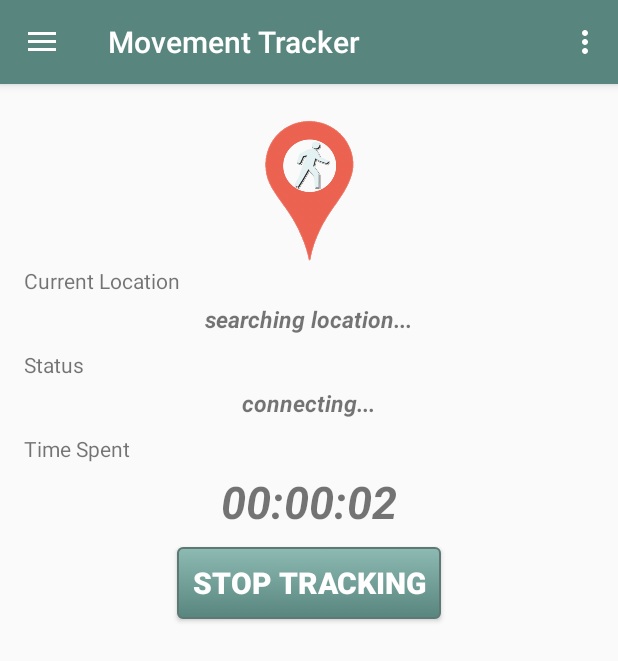
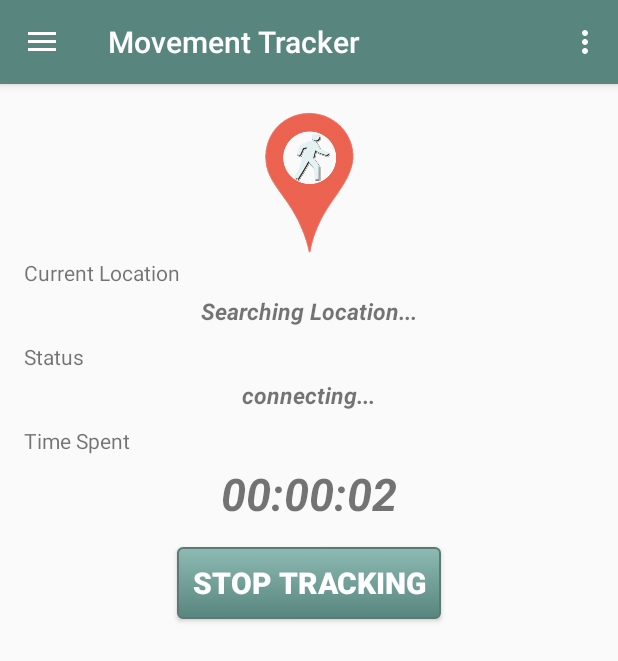
Before and after one commit to andela-bomotoso/MovementTracker, an Android app: the screen it shows after launch (MainActivity), after a tap on "START TRACKING", on a phone screen of 412 x 824 dp. Shown: the top 661 px of the screen. Run offline under Robolectric (Android 15) with nearby library versions, the phone set to English and light mode, and no system bars; 1 statement that could not run was skipped.

Commit message:
Modify the layout of the HomeActivity

```diff
--- a/MovementTracker/app/src/main/java/com/andela/omotoso/bukola/movementtracker/activities/MainActivity.java
+++ b/MovementTracker/app/src/main/java/com/andela/omotoso/bukola/movementtracker/activities/MainActivity.java
@@ -7,7 +7,6 @@ import android.content.BroadcastReceiver;
 import android.content.Context;
 import android.content.DialogInterface;
 import android.content.Intent;
-
 import com.andela.omotoso.bukola.movementtracker.google_services.ActivityDetector;
 import com.andela.omotoso.bukola.movementtracker.R;
 import com.andela.omotoso.bukola.movementtracker.google_services.LocationDetector;
@@ -23,11 +22,10 @@ import com.andela.omotoso.bukola.movementtracker.utilities.TimerListener;
 import com.google.android.gms.common.api.ResultCallback;
 import com.google.android.gms.common.api.Status;
 import com.google.android.gms.location.ActivityRecognition;
-
 import com.google.android.gms.common.ConnectionResult;
-
 import android.content.IntentFilter;
 import android.location.Location;
+import android.location.LocationManager;
 import android.net.ConnectivityManager;
 import android.net.NetworkInfo;
 import android.os.Bundle;
@@ -49,7 +47,6 @@ import android.widget.Button;
 import android.widget.TextView;
 import android.widget.Toast;
 import android.widget.ToggleButton;
-
 import com.google.android.gms.common.api.GoogleApiClient;
 import com.google.android.gms.location.LocationListener;
 import com.google.android.gms.location.LocationRequest;
@@ -88,6 +85,8 @@ public class MainActivity extends AppCompatActivity
     private ContextThemeWrapper ctw;
     private DialogDivider dialogDivider;
     private Dialog dialog;
+    private boolean sendNotification;
+    private LocationManager locationManager;
 
     @Override
     protected void onCreate(Bundle savedInstanceState) {
@@ -109,6 +108,10 @@ public class MainActivity extends AppCompatActivity
         initializeComponents();
         initializeVariables();
         buildGoogleApiClient();
+        if(!checkGPS()) {
+
+            getToastMessage(getString(R.string.gps_not_detected));
+        }
     }
 
     private void initializeComponents() {
@@ -135,21 +138,34 @@ public class MainActivity extends AppCompatActivity
 
                 boolean on = ((ToggleButton) view).isChecked();
 
-                if (!isOnline() && on) {
+                if (!isOnline() && (!checkGPS()) && on) {
 
-                    Toast.makeText(context, R.string.no_internet, Toast.LENGTH_SHORT).show();
+                    getToastMessage(getString(R.string.gps_internet_not_detected));
                     ((ToggleButton) view).setChecked(false);
                     return;
                 }
 
-                if (on) {
+                else if (!isOnline() && (checkGPS()) && on) {
 
-                    Toast.makeText(context, R.string.tracking_started, Toast.LENGTH_SHORT).show();
+                    getToastMessage(getString(R.string.no_internet));
+                    ((ToggleButton) view).setChecked(false);
+                    return;
+                }
+
+                else if (isOnline() && (!checkGPS()) && on) {
+
+                    getToastMessage(getString(R.string.gps_not_detected));
+                }
+
+                else if (on) {
+
+                    getToastMessage(getString(R.string.tracking_started));
                     startTracking();
 
                 } else {
+
                     stopTracking();
-                    Toast.makeText(context, R.string.tracking_stopped, Toast.LENGTH_SHORT).show();
+                    getToastMessage(getString(R.string.tracking_stopped));
                 }
             }
         });
@@ -174,12 +190,14 @@ public class MainActivity extends AppCompatActivity
         activity = "";
         durationText = 0;
         delayElapsed = false;
+        sendNotification = true;
 
         sharedPreferenceManager = new SharedPreferenceManager(this);
         movementTrackerDbHelper = new MovementTrackerDbHelper(this);
         notifier = new Notifier(context, MainActivity.this);
         dateHandler = new DateHandler();
         locationDetector = new LocationDetector();
+        locationManager = (LocationManager) getSystemService(this.LOCATION_SERVICE);
 
         timer = new Timer(this);
         timerListener = new TimerListener() {
@@ -198,6 +216,7 @@ public class MainActivity extends AppCompatActivity
 
     @Override
     public void onBackPressed() {
+
         DrawerLayout drawer = (DrawerLayout) findViewById(R.id.drawer_layout);
         if (drawer.isDrawerOpen(GravityCompat.START)) {
             drawer.closeDrawer(GravityCompat.START);
@@ -208,6 +227,7 @@ public class MainActivity extends AppCompatActivity
 
     @Override
     public boolean onCreateOptionsMenu(Menu menu) {
+
         // Inflate the menu; this adds items to the action bar if it is present.
         getMenuInflater().inflate(R.menu.main, menu);
         return true;
@@ -334,40 +354,41 @@ public class MainActivity extends AppCompatActivity
             PendingIntent intent = PendingIntent.getService(this, 0, service, PendingIntent.FLAG_UPDATE_CURRENT);
 
             ActivityRecognition.ActivityRecognitionApi.requestActivityUpdates(googleApiClient, 0, intent);
-
-            if (!delayElapsed) {
-
-                countDown(timer.formatDelayText(sharedPreferenceManager.retrieveDelayTime()));
-            }
         }
 
         else {
 
-            Toast.makeText(this,R.string.no_internet,Toast.LENGTH_SHORT).show();
-            stopTracking();
+            getToastMessage(getString(R.string.no_internet));
         }
     }
 
     public void startTracking() {
 
         currentActivityText.setText(R.string.connecting);
+        sendNotification = true;
+
+        if (!delayElapsed) {
+
+            countDown(timer.formatDelayText(sharedPreferenceManager.retrieveDelayTime()));
+        }
         timer.turnOn();
         detectActivity();
     }
+
 
     public void stopTracking() {
 
         currentActivityText.setText(R.string.tracking_not_started);
         timer.turnOff();
-        countDownTimer.cancel();
         notifier.cancelNotification(this, 1);
         delayElapsed = false;
+        sendNotification = false;
 
     }
 
     public void countDown(int delay) {
 
-        if(!activity.equals("connecting")) {
+        if(!activity.equals("connecting") && sendNotification) {
           countDownTimer =  new CountDownTimer(delay * Constants.MINUTES_TO_MILLISECONDS, Constants.TICK_IN_MILLISECONDS) {
 
                 public void onTick(long millisUntilFinished) {
@@ -376,7 +397,7 @@ public class MainActivity extends AppCompatActivity
 
                 public void onFinish() {
 
-                    if ((!activity.equals("connecting ...") && (!activity.equals("tracking stopped")))) {
+                    if ((!activity.equals("connecting ...") && (!activity.equals("tracking stopped")))&& sendNotification) {
                         delayElapsed = true;
                         notifier.sendNotification("Movement Tracker");
                     }
@@ -439,7 +460,7 @@ public class MainActivity extends AppCompatActivity
 
     public String checkLocation(String locationText) {
 
-        if (locationText.equals("searching location...") || locationText.isEmpty()) {
+        if (locationText.equals("Searching Location...") || locationText.isEmpty()) {
 
             return "Unknown Location";
         }
@@ -484,6 +505,17 @@ public class MainActivity extends AppCompatActivity
         dialogDivider.setDivider();
     }
 
+    public void getToastMessage(String message) {
+
+        Toast.makeText(this,message,Toast.LENGTH_SHORT).show();
+    }
+
+    private boolean checkGPS() {
+
+        return locationManager.isProviderEnabled(LocationManager.GPS_PROVIDER);
+    }
+
+
     public class Receiver extends BroadcastReceiver {
 
         @Override
@@ -493,4 +525,5 @@ public class MainActivity extends AppCompatActivity
         }
     }
 
+
 }
--- a/MovementTracker/app/src/main/java/com/andela/omotoso/bukola/movementtracker/activities/TrackerByLocationActivity.java
+++ b/MovementTracker/app/src/main/java/com/andela/omotoso/bukola/movementtracker/activities/TrackerByLocationActivity.java
@@ -30,7 +30,7 @@ import com.andela.omotoso.bukola.movementtracker.utilities.DialogDivider;
 import java.util.Date;
 import java.util.List;
 
-public class TrackerByLocationActivity extends AppCompatActivity{
+public class TrackerByLocationActivity extends AppCompatActivity  {
 
     private TextView selectedDateText;
     private DateHandler dateHandler;
@@ -134,6 +134,7 @@ public class TrackerByLocationActivity extends AppCompatActivity{
         List<String> values  = movementTrackerDbHelper.queryByDate(selectedDate);
 
         if(values.size() == 0 ) {
+
             values.add(no_trail);
         }
 
@@ -150,6 +151,7 @@ public class TrackerByLocationActivity extends AppCompatActivity{
     }
 
     private String getMessageFromList(List<String>values) {
+
         String message = "";
         for(String s: values) {
             message+=s;
--- a/MovementTracker/app/src/main/java/com/andela/omotoso/bukola/movementtracker/data/MovementTrackerDbHelper.java
+++ b/MovementTracker/app/src/main/java/com/andela/omotoso/bukola/movementtracker/data/MovementTrackerDbHelper.java
@@ -73,7 +73,7 @@ public class MovementTrackerDbHelper extends SQLiteOpenHelper {
 
             currentRecord += " \n"+activity+" "+durationMinutes;
 
-            if((!streetName.equals(previousStreet) && previousStreet != "") || (currentRow == recordCount)) {
+            if(((!streetName.equals(previousStreet)) && (previousStreet != "")) || (currentRow == recordCount)) {
 
                 if(previousStreet == "") {
                     records.add(streetName + previousRecord + "\n" + activity + " " + durationMinutes);
--- a/MovementTracker/app/src/main/java/com/andela/omotoso/bukola/movementtracker/utilities/DialogDivider.java
+++ b/MovementTracker/app/src/main/java/com/andela/omotoso/bukola/movementtracker/utilities/DialogDivider.java
@@ -7,20 +7,26 @@ import android.view.View;
 /**
  * Created by GRACE on 1/23/2016.
  */
+
+
 public class DialogDivider {
-    Context context;
-    Dialog dialog;
+
+    private Context context;
+    private Dialog dialog;
 
     public DialogDivider(Context context, Dialog dialog) {
+
         this.context = context;
         this.dialog = dialog;
     }
 
     public void setDialog(Dialog dialog) {
+
         this.dialog = dialog;
     }
 
     public void setDivider() {
+
         int titleDividerId = context.getResources().getIdentifier("titleDivider", "id", "android");
         View titleDivider = dialog.findViewById(titleDividerId);
         if (titleDivider != null)
--- a/MovementTracker/app/src/main/res/layout/content_main.xml
+++ b/MovementTracker/app/src/main/res/layout/content_main.xml
@@ -11,7 +11,6 @@
     tools:context=".MainActivity">
 
     <ImageView
-       android:layout_marginTop="5dp"
        android:layout_width="100dp"
        android:layout_height="100dp"
        android:layout_gravity="center"
@@ -64,7 +63,7 @@
                 android:textSize="30sp"
                 android:text="@string/time_zero"
                 android:layout_gravity="center"
-                android:layout_marginBottom="10dp"/>
+                android:layout_marginBottom="15dp"/>
 
     <ToggleButton
         android:id="@+id/tracker_button"
--- a/MovementTracker/app/src/main/res/layout/number_picker.xml
+++ b/MovementTracker/app/src/main/res/layout/number_picker.xml
@@ -2,8 +2,7 @@
     xmlns:tools="http://schemas.android.com/tools"
     android:layout_width="fill_parent"
     android:layout_height="wrap_content"
-    tools:context="com.andela.omotoso.bukola.movementtracker.activities.SettingsActivity">>
-
+    tools:context="com.andela.omotoso.bukola.movementtracker.activities.SettingsActivity">
 
     <NumberPicker
         android:id="@+id/number_picker"
--- a/MovementTracker/app/src/main/res/values/strings.xml
+++ b/MovementTracker/app/src/main/res/values/strings.xml
@@ -39,7 +39,7 @@
     <string name="cancel">Cancel</string>
     <string name="set">Set</string>
     <string name="current_location">Current Location</string>
-    <string name="searching_location">searching location...</string>
+    <string name="searching_location">Searching Location...</string>
     <string name="longitude_latitude">LongitudeLatitude</string>
     <string name="retrieving">retrieving...</string>
     <string name="current_activity">Status</string>
@@ -66,6 +66,8 @@
     <string name="app_label">Movement Tracker</string>
     <string name="tracking_not_started">tracking not started</string>
     <string name="back_arrow">back</string>
+    <string name="gps_not_detected">Please, turn on GPS</string>
+    <string name="gps_internet_not_detected">GPS and Internet not detected</string>
 
 <!-- TODO: Remove or change this placeholder text -->
     <string name="hello_blank_fragment">Hello blank fragment</string>
```
Also changed, not shown: 1 other file.
